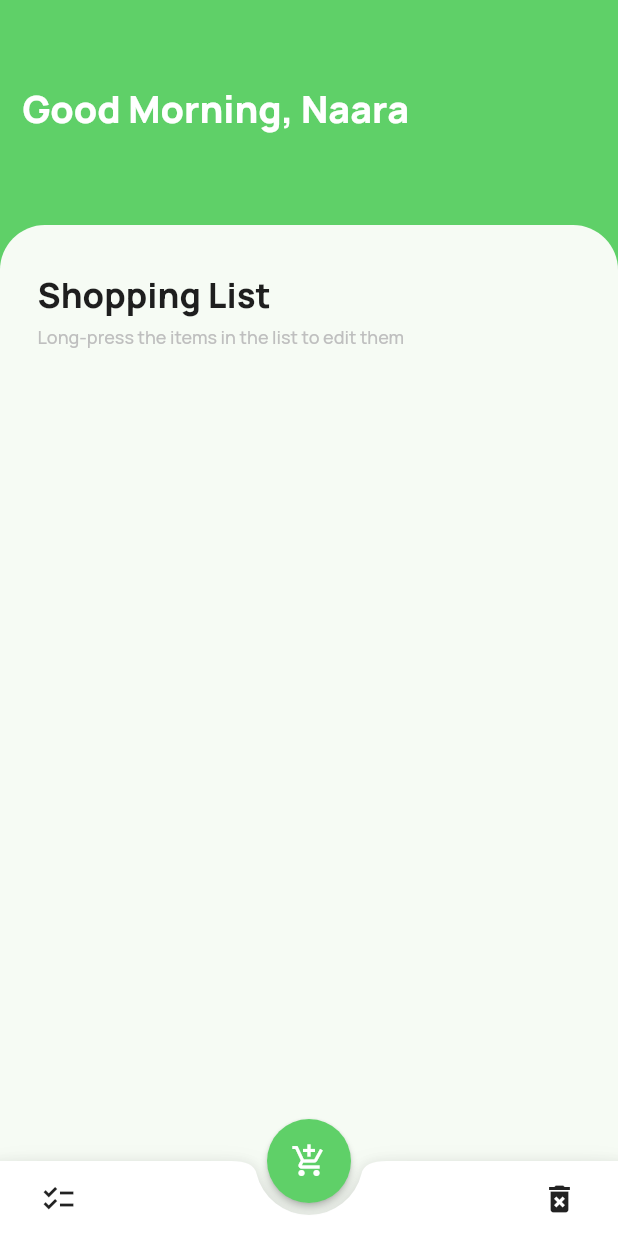
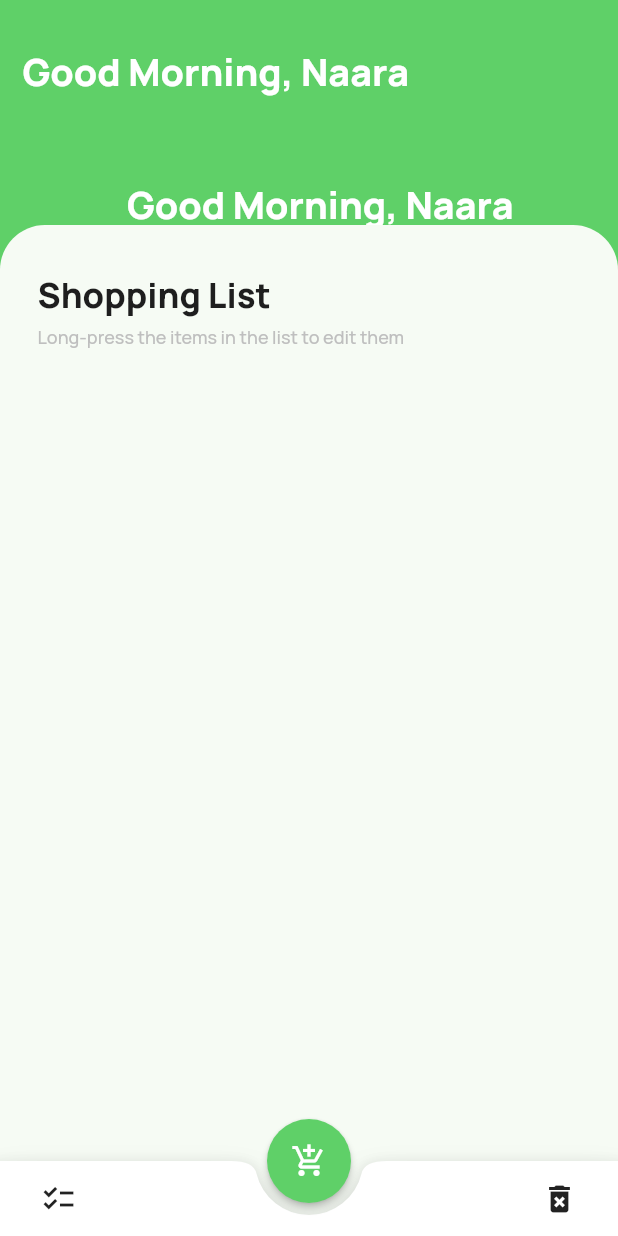
Before and after one commit to Fasz-kivan/IsShopping, a Flutter app: the screen it shows after launch, on a phone screen of 412 x 824 dp. Run offline on Flutter 3.47's test engine with Material 2 defaults, Android fonts, the light colour scheme and no system bars; our stand-ins replace shared_preferences.

Commit message:
swapped row with column on greeting

```diff
--- a/lib/main.dart
+++ b/lib/main.dart
@@ -268,8 +268,25 @@ class MainScreen extends State<MainScreenDisplayer> {
             height: double.infinity,
             width: double.infinity,
           ),
-          Row(
+          Column(
             children: [
+              Container(
+                alignment: Alignment.centerLeft,
+                child: Padding(
+                  padding: EdgeInsets.only(
+                      left: 15,
+                      top: MediaQuery.of(context).viewPadding.top + 30),
+                  child: Text(
+                    "Good ${greeting()}, $username",
+                    style: const TextStyle(
+                      color: Colors.white,
+                      fontSize: 25,
+                      fontFamily: 'Manrope',
+                      fontWeight: FontWeight.w900,
+                    ),
+                  ),
+                ),
+              ),
               Padding(
                 padding: const EdgeInsets.only(left: 15, top: 55),
                 child: Text(
```
